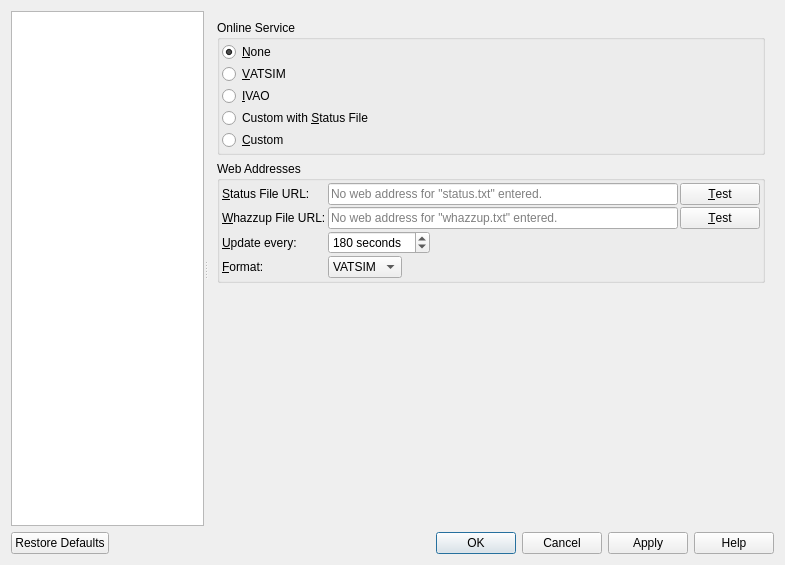
Old version of the form src/options/options.ui in the repository albar965/littlenavmap.
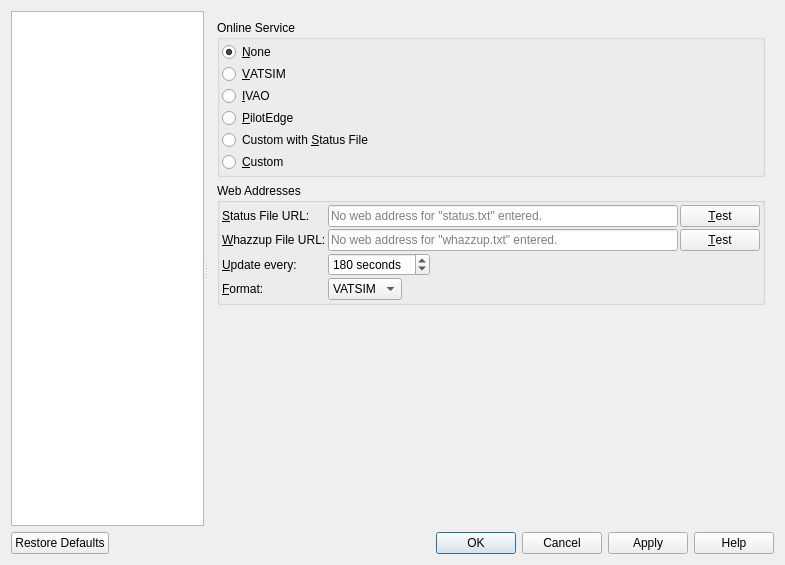
New version of the form. The open tabs and pages were chosen to show the change.

Commit message: Enabled PilotEdge network. #388

The edit to the form file:
```diff
--- a/src/options/options.ui
+++ b/src/options/options.ui
@@ -3963,6 +3963,16 @@
              </property>
             </widget>
            </item>
+           <item>
+            <widget class="QRadioButton" name="radioButtonOptionsOnlinePilotEdge">
+             <property name="toolTip">
+              <string>Use the PilotEdge network pre-defined configuration for online flying</string>
+             </property>
+             <property name="text">
+              <string>&amp;PilotEdge</string>
+             </property>
+            </widget>
+           </item>
            <item>
             <widget class="QRadioButton" name="radioButtonOptionsOnlineCustomStatus">
              <property name="toolTip">
```
The commit also changes 5 other files.
